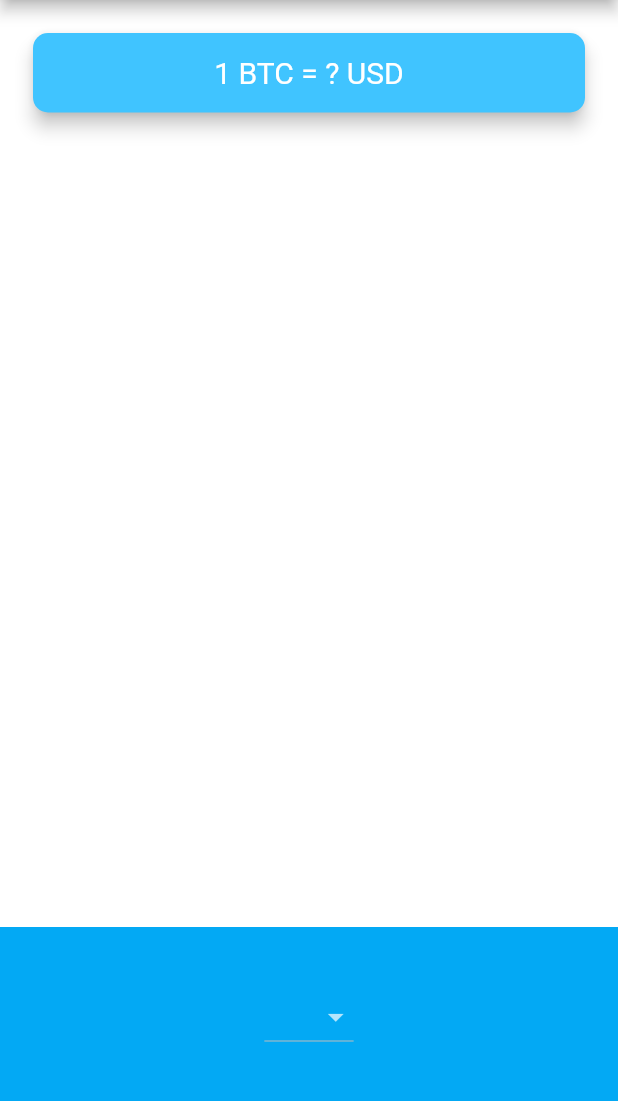
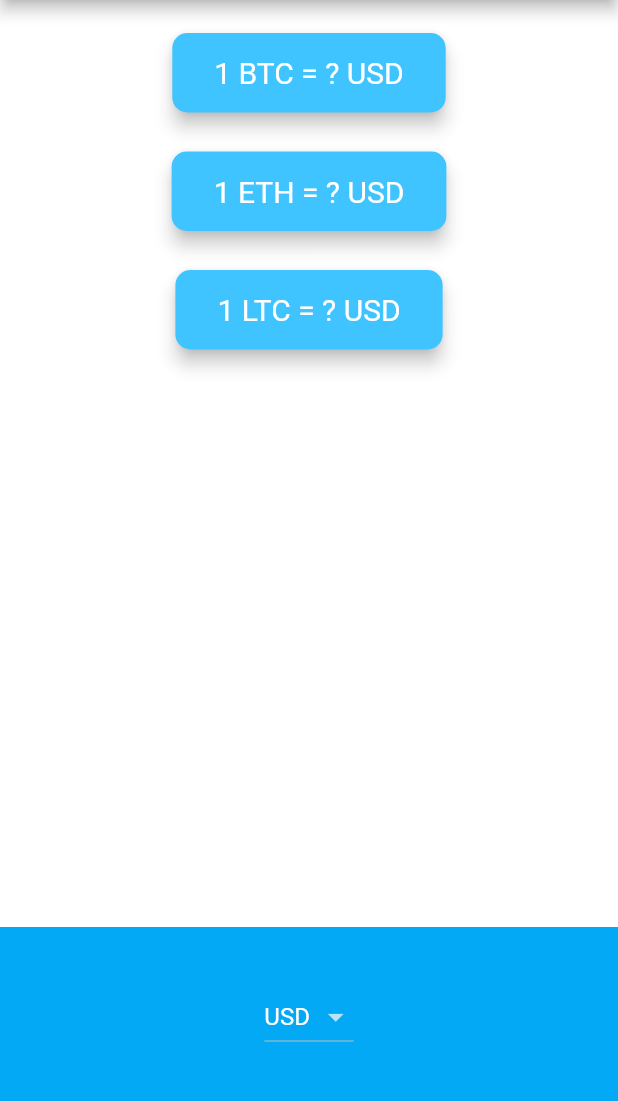
Before and after one commit to jeshu/bitcoint-ticker-flutter, a Flutter app: the screen it shows after launch, on a phone screen of 412 x 824 dp, the part 84-1185 px from its top. Run offline on Flutter 3.47's test engine with Material 2 defaults, Android fonts, the phone set to English and light mode, and no system bars; network calls fail.

Commit message:
Code done

```diff
--- a/lib/price_screen.dart
+++ b/lib/price_screen.dart
@@ -1,7 +1,6 @@
 import 'package:bitcoin_ticker/coin_data.dart';
 import 'package:flutter/cupertino.dart';
 import 'package:flutter/material.dart';
-import 'package:bitcoin_ticker/price_screen.dart';
 import 'dart:io' show Platform;
 
 class PriceScreen extends StatefulWidget {
@@ -10,8 +9,6 @@ class PriceScreen extends StatefulWidget {
 }
 
 class _PriceScreenState extends State<PriceScreen> {
-  String selectedValue;
-
   DropdownButton<String> androidDropdown() {
     return DropdownButton<String>(
       value: selectedValue,
@@ -24,6 +21,7 @@ class _PriceScreenState extends State<PriceScreen> {
       onChanged: (value) {
         setState(() {
           selectedValue = value;
+          fetchCoinData();
         });
       },
     );
@@ -36,6 +34,7 @@ class _PriceScreenState extends State<PriceScreen> {
         print(index);
         setState(() {
           selectedValue = currenciesList[index];
+          fetchCoinData();
         });
       },
       children: [
@@ -44,18 +43,32 @@ class _PriceScreenState extends State<PriceScreen> {
     );
   }
 
+  String selectedValue = 'USD';
+  CoinData coinData = CoinData();
 
   @override
-  Widget build(BuildContext context) {
-    return Scaffold(
-      appBar: AppBar(
-        title: Text('🤑 Coin Ticker'),
-      ),
-      body: Column(
-        mainAxisAlignment: MainAxisAlignment.spaceBetween,
-        crossAxisAlignment: CrossAxisAlignment.stretch,
-        children: <Widget>[
-          Padding(
+  void initState() {
+    // TODO: implement initState
+    super.initState();
+    fetchCoinData();
+  }
+
+  Map<String, double> btsRate = {};
+  void fetchCoinData() async {
+    Map<String, double> list = {};
+    for (int i = 0; i < cryptoList.length; i++) {
+      double value =
+          await coinData.getExchangeRate(cryptoList[i], selectedValue);
+      list.addAll({cryptoList[i]: value});
+    }
+    setState(() {
+      btsRate = list;
+      print(list);
+    });
+  }
+  List<Widget> getConversionCards() {
+    List<Widget> cards = [
+      ...cryptoList.map((e) => Padding(
             padding: EdgeInsets.fromLTRB(18.0, 18.0, 18.0, 0),
             child: Card(
               color: Colors.lightBlueAccent,
@@ -66,7 +79,7 @@ class _PriceScreenState extends State<PriceScreen> {
               child: Padding(
                 padding: EdgeInsets.symmetric(vertical: 15.0, horizontal: 28.0),
                 child: Text(
-                  '1 BTC = ? USD',
+                  '1 $e = ${btsRate[e]?.toStringAsFixed(2) ?? '?'} $selectedValue',
                   textAlign: TextAlign.center,
                   style: TextStyle(
                     fontSize: 20.0,
@@ -75,6 +88,25 @@ class _PriceScreenState extends State<PriceScreen> {
                 ),
               ),
             ),
+          )
+      )
+    ];
+    return cards;
+  }
+
+  @override
+  Widget build(BuildContext context) {
+    ;
+    return Scaffold(
+      appBar: AppBar(
+        title: Text('🤑 Coin Ticker'),
+      ),
+      body: Column(
+        mainAxisAlignment: MainAxisAlignment.spaceBetween,
+        crossAxisAlignment: CrossAxisAlignment.stretch,
+        children: <Widget>[
+          Column(
+            children: getConversionCards(),
           ),
           Container(
             height: 150.0,
--- a/pubspec.yaml
+++ b/pubspec.yaml
@@ -24,6 +24,7 @@ dependencies:
     sdk: flutter
 
   cupertino_icons: ^0.1.2
+  http: ^0.13.0
 
 dev_dependencies:
   flutter_test:
```
Also changed, not shown: lib/coin_data.dart (+16 -3 lines), pubspec.lock.
